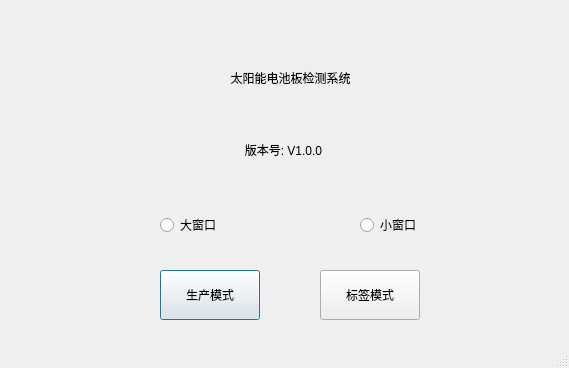
gjz22cn/el, file ModeSelect.ui: the form before one commit.
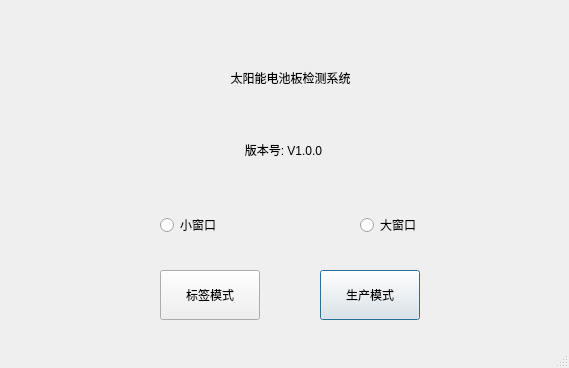
The form after the commit.

Diff of the .ui file:
```diff
--- a/ModeSelect.ui
+++ b/ModeSelect.ui
@@ -19,7 +19,7 @@
   <widget class="QPushButton" name="productBtn">
    <property name="geometry">
     <rect>
-     <x>160</x>
+     <x>320</x>
      <y>270</y>
      <width>100</width>
      <height>50</height>
@@ -35,7 +35,7 @@
   <widget class="QPushButton" name="labelBtn">
    <property name="geometry">
     <rect>
-     <x>320</x>
+     <x>160</x>
      <y>270</y>
      <width>100</width>
      <height>50</height>
@@ -97,12 +97,12 @@
    </property>
    <layout class="QHBoxLayout" name="horizontalLayout">
     <item>
-     <widget class="QRadioButton" name="windowSize2">
+     <widget class="QRadioButton" name="windowSize1">
       <property name="styleSheet">
        <string notr="true">font: 14pt &quot;AcadEref&quot;;</string>
       </property>
       <property name="text">
-       <string>大窗口</string>
+       <string>小窗口</string>
       </property>
      </widget>
     </item>
@@ -120,12 +120,12 @@
      </spacer>
     </item>
     <item>
-     <widget class="QRadioButton" name="windowSize1">
+     <widget class="QRadioButton" name="windowSize2">
       <property name="styleSheet">
        <string notr="true">font: 14pt &quot;AcadEref&quot;;</string>
       </property>
       <property name="text">
-       <string>小窗口</string>
+       <string>大窗口</string>
       </property>
      </widget>
     </item>
```
Left out of the diff: 2 changed lines with no effect on the pictures.
